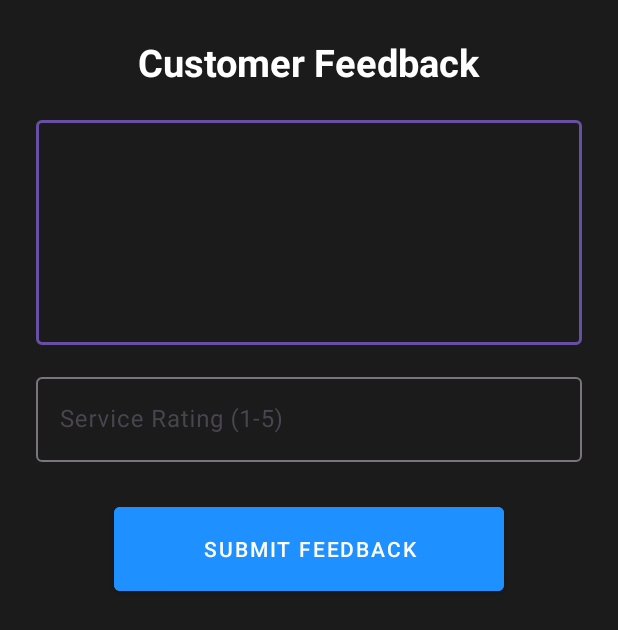
After one commit to strawberryeleven/eVMS, an Android app: the CustomerServiceFeedback screen opened directly, with no data from a screen before it, on a phone screen of 412 x 824 dp. The commit adds this screen. Shown: the top 630 px of the screen. Run offline under Robolectric (Android 15) with nearby library versions, the phone set to English and light mode, and no system bars; our stand-ins replace Firebase (no records; nobody signed in at launch, a user with empty details on screens opened directly).

Commit message:
make payment, generate gatepass, notificationpanel and feedback.

```diff
--- /dev/null
+++ b/app/src/main/java/com/example/evms/CustomerServiceFeedback.java
@@ -0,0 +1,91 @@
+package com.example.evms;
+
+import android.content.Intent;
+import android.os.Bundle;
+import android.widget.Button;
+import android.widget.EditText;
+import android.widget.Toast;
+
+import androidx.appcompat.app.AppCompatActivity;
+
+import com.google.firebase.firestore.FirebaseFirestore;
+import com.google.firebase.firestore.Query;
+
+import java.util.HashMap;
+import java.util.Map;
+
+public class CustomerServiceFeedback extends AppCompatActivity {
+
+    private EditText etCustomerFeedback, etServiceRating;
+    private Button btnSubmitFeedback;
+
+    private FirebaseFirestore db = FirebaseFirestore.getInstance();
+    private String serviceId, serviceDate, numberPlate, customerEmail;
+
+    @Override
+    protected void onCreate(Bundle savedInstanceState) {
+        super.onCreate(savedInstanceState);
+        setContentView(R.layout.activity_customer_service_feedback);
+
+        etCustomerFeedback = findViewById(R.id.etCustomerFeedback);
+        etServiceRating = findViewById(R.id.etServiceRating);
+        btnSubmitFeedback = findViewById(R.id.btnSubmitFeedback);
+
+        // Retrieve data from intent
+        Intent intent = getIntent();
+        serviceId = intent.getStringExtra("ServiceID");
+        serviceDate = intent.getStringExtra("ServiceDate");
+        numberPlate = intent.getStringExtra("NumberPlate");
+        customerEmail = intent.getStringExtra("CustomerEmail");
+
+        btnSubmitFeedback.setOnClickListener(v -> submitFeedback());
+    }
+
+    private void submitFeedback() {
+        String feedback = etCustomerFeedback.getText().toString().trim();
+        String rating = etServiceRating.getText().toString().trim();
+
+        if (feedback.isEmpty() || rating.isEmpty()) {
+            Toast.makeText(this, "Please fill in all fields", Toast.LENGTH_LONG).show();
+            return;
+        }
+
+        updateServiceHistory(serviceId, serviceDate, numberPlate, rating);
+        saveFeedback(customerEmail, feedback, serviceId, serviceDate, numberPlate);
+
+        Toast.makeText(this, "Feedback submitted! Thanks for your response.", Toast.LENGTH_LONG).show();
+        finish(); // Close activity after submission
+        onBackPressed();
+        onBackPressed();
+    }
+
+    private void updateServiceHistory(String serviceId, String serviceDate, String numberPlate, String rating) {
+        db.collection("ServiceHistory")
+                .whereEqualTo("ServiceID", serviceId)
+                .whereEqualTo("ServiceDate", serviceDate)
+                .whereEqualTo("NumberPlate", numberPlate)
+                .get()
+                .addOnCompleteListener(task -> {
+                    if (task.isSuccessful() && !task.getResult().isEmpty()) {
+                        task.getResult().getDocuments().get(0).getReference()
+                                .update("ServiceRating", Double.parseDouble(rating))
+                                .addOnSuccessListener(aVoid -> Toast.makeText(this, "Service rating updated successfully!", Toast.LENGTH_SHORT).show())
+                                .addOnFailureListener(e -> Toast.makeText(this, "Failed to update service rating", Toast.LENGTH_SHORT).show());
+                    }
+                });
+    }
+
+    private void saveFeedback(String customerEmail, String feedback, String serviceId, String serviceDate, String numberPlate) {
+        Map<String, Object> feedbackDocument = new HashMap<>();
+        feedbackDocument.put("CustomerEmail", customerEmail);
+        feedbackDocument.put("Feedback", feedback);
+        feedbackDocument.put("ServiceID", serviceId);
+        feedbackDocument.put("ServiceDate", serviceDate);
+        feedbackDocument.put("NumberPlate", numberPlate);
+
+        db.collection("ServiceFeedback")
+                .add(feedbackDocument)
+                .addOnSuccessListener(documentReference -> Toast.makeText(this, "Feedback saved successfully!", Toast.LENGTH_SHORT).show())
+                .addOnFailureListener(e -> Toast.makeText(this, "Failed to save feedback", Toast.LENGTH_SHORT).show());
+    }
+}
--- a/app/src/main/java/com/example/evms/EmployeeHomepage.java
+++ b/app/src/main/java/com/example/evms/EmployeeHomepage.java
@@ -48,7 +48,11 @@ public class EmployeeHomepage extends AppCompatActivity {
         });
 
         btnGenerateGatePass.setOnClickListener(v -> {
-            // TODO: Implement the logic to generate a gate pass
+            Intent intent = new Intent(EmployeeHomepage.this, CreateGatepass.class);
+            if (extras != null) {
+                intent.putExtras(extras);  // Pass all received extras to UpdateCustomerRecords
+            }
+            startActivity(intent);
         });
     }
 }
--- /dev/null
+++ b/app/src/main/res/layout/activity_customer_service_feedback.xml
@@ -0,0 +1,64 @@
+<?xml version="1.0" encoding="utf-8"?>
+<RelativeLayout xmlns:android="http://schemas.android.com/apk/res/android"
+    android:layout_width="match_parent"
+    android:layout_height="match_parent"
+    android:padding="24dp"
+    android:background="@color/background_dark">
+
+    <TextView
+        android:id="@+id/tvCustomerFeedbackLabel"
+        android:layout_width="wrap_content"
+        android:layout_height="wrap_content"
+        android:text="Customer Feedback"
+        android:textColor="@color/colorOnPrimary"
+        android:textSize="25sp"
+        android:textStyle="bold"
+        android:layout_alignParentTop="true"
+        android:layout_centerHorizontal="true" />
+
+    <com.google.android.material.textfield.TextInputLayout
+        android:id="@+id/customerFeedbackInputLayout"
+        android:layout_width="match_parent"
+        android:layout_height="wrap_content"
+        android:layout_below="@id/tvCustomerFeedbackLabel"
+        android:layout_marginTop="16dp">
+
+        <com.google.android.material.textfield.TextInputEditText
+            android:id="@+id/etCustomerFeedback"
+            android:layout_width="match_parent"
+            android:layout_height="wrap_content"
+            android:inputType="textMultiLine"
+            android:gravity="top|start"
+            android:minHeight="150dp" />
+
+    </com.google.android.material.textfield.TextInputLayout>
+
+    <com.google.android.material.textfield.TextInputLayout
+        android:id="@+id/serviceRatingInputLayout"
+        android:layout_width="match_parent"
+        android:layout_height="wrap_content"
+        android:layout_below="@id/customerFeedbackInputLayout"
+        android:layout_marginTop="16dp"
+        android:hint="Service Rating (1-5)">
+
+        <com.google.android.material.textfield.TextInputEditText
+            android:id="@+id/etServiceRating"
+            android:layout_width="match_parent"
+            android:layout_height="wrap_content"
+            android:inputType="numberDecimal" />
+
+    </com.google.android.material.textfield.TextInputLayout>
+
+    <Button
+        android:id="@+id/btnSubmitFeedback"
+        android:layout_width="260dp"
+        android:layout_height="68dp"
+        style="@style/Widget.MaterialComponents.Button"
+        android:text="Submit Feedback"
+        android:layout_below="@id/serviceRatingInputLayout"
+        android:layout_centerHorizontal="true"
+        android:layout_marginTop="24dp"
+        android:textColor="@color/colorOnPrimary"
+        android:backgroundTint="@color/button_primary"/>
+
+</RelativeLayout>
--- /dev/null
+++ b/app/src/main/res/layout/activity_show_gatepass.xml
@@ -0,0 +1,5 @@
+<?xml version="1.0" encoding="utf-8"?>
+<FrameLayout xmlns:android="http://schemas.android.com/apk/res/android"
+    android:layout_width="match_parent"
+    android:layout_height="match_parent">
+</FrameLayout>
```
Also changed, not shown: app/src/main/AndroidManifest.xml (+9 -0 lines), app/src/main/java/com/example/evms/CreateGatepass.java (added, +93 -0 lines), app/src/main/java/com/example/evms/CustomerNotificationPanel.java (+31 -13 lines), app/src/main/java/com/example/evms/MakePayment.java (+41 -8 lines), app/src/main/java/com/example/evms/ShowGatepass.java (added, +75 -0 lines), app/src/main/java/com/example/evms/customerHomepage.java (+7 -5 lines), app/src/main/res/layout/activity_create_gatepass.xml (added, +30 -0 lines).
